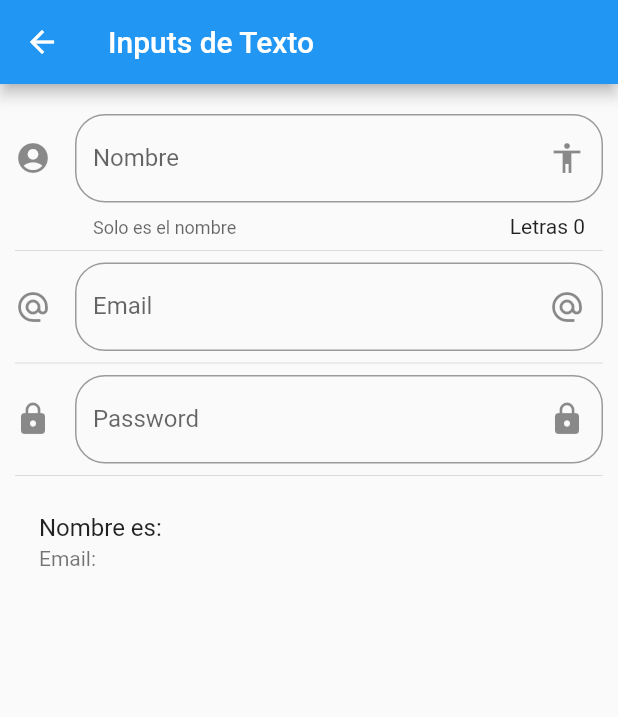
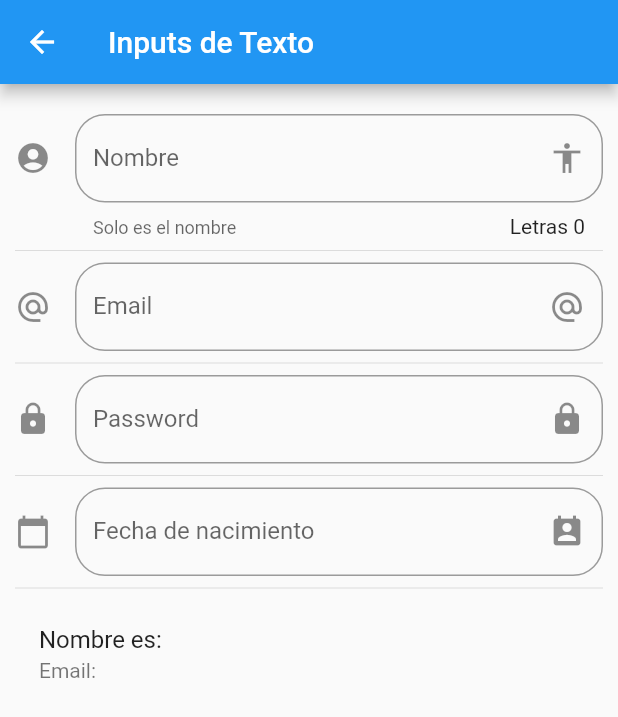
Before and after one commit to efraindrummer/Components-App-Curso, a Flutter app: the InputPage screen opened by its route, on a phone screen of 412 x 824 dp. Shown: the top 717 px of the screen. Run offline on Flutter 3.47's test engine with Material 2 defaults, Android fonts, the phone set to English and light mode, and no system bars.

```diff
--- a/lib/src/pages/input_page.dart
+++ b/lib/src/pages/input_page.dart
@@ -1,3 +1,5 @@
+import 'dart:ui';
+
 import 'package:flutter/material.dart';
 
 class InputPage extends StatefulWidget {
@@ -9,6 +11,9 @@ class _InputPageState extends State<InputPage> {
 
   String _nombre = '';
   String _email = '';
+  String _fecha = '';
+
+  TextEditingController _inputFieldDateController = new TextEditingController();
 
   @override
   Widget build(BuildContext context) {
@@ -24,6 +29,8 @@ class _InputPageState extends State<InputPage> {
           _crearEmail(),
           Divider(),
           _crearPassword(),
+          Divider(),
+          _crearFecha(context),
           Divider(),
           _crearPersona(),
         ]
@@ -91,6 +98,44 @@ class _InputPageState extends State<InputPage> {
     );
   }
 
+  Widget _crearFecha(BuildContext context){
+
+    return TextField(
+      enableInteractiveSelection: false,
+      controller: _inputFieldDateController,
+      decoration: InputDecoration(
+        border: OutlineInputBorder(
+          borderRadius: BorderRadius.circular(20.0)
+        ),
+        hintText: 'Fecha de nacimiento',
+        labelText: 'Fecha de nacimiento',
+        suffixIcon: Icon(Icons.perm_contact_calendar),
+        icon: Icon(Icons.calendar_today)
+      ),
+      onTap: (){
+        FocusScope.of(context).requestFocus(new FocusNode());
+        _selectDate(context);
+      },
+    );
+  }
+
+  _selectDate(BuildContext context) async{
+
+    DateTime picked = await showDatePicker(
+      context: context,
+      initialDate: new DateTime.now(),
+      firstDate: new DateTime(2018),
+      lastDate: new DateTime(2025),
+    );
+
+    if(picked != null){
+      setState(() {
+        _fecha = picked.toString();
+        _inputFieldDateController.text = _fecha;
+      });
+    }
+  }
+
   Widget _crearPersona(){
 
     return ListTile(
```
